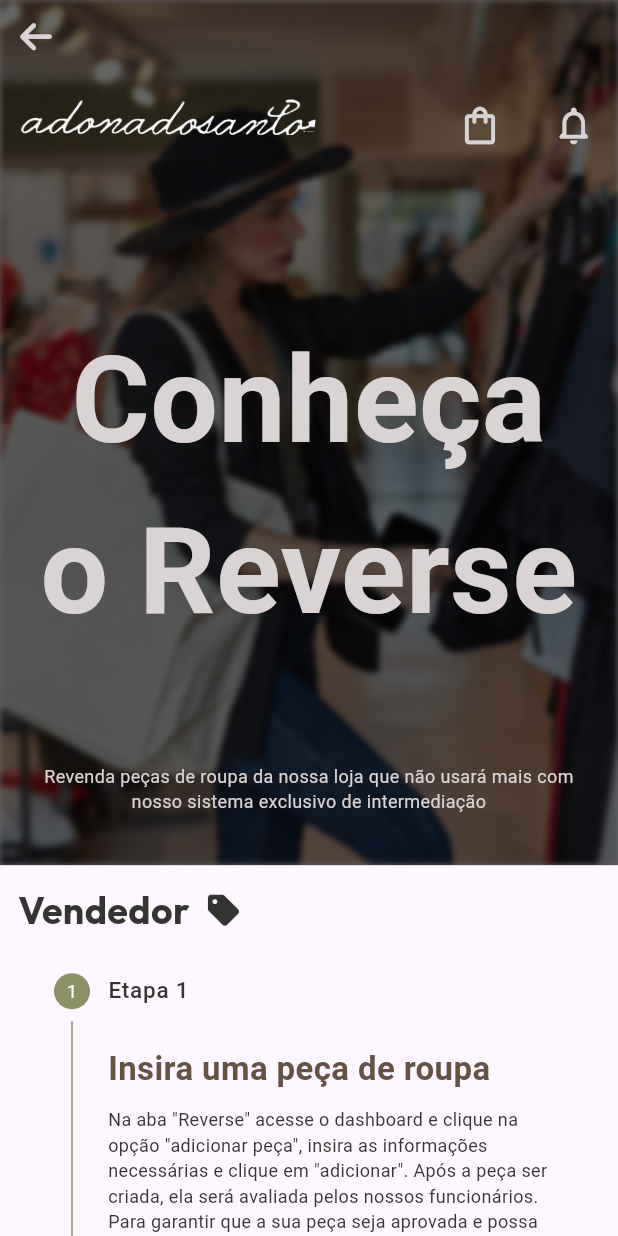
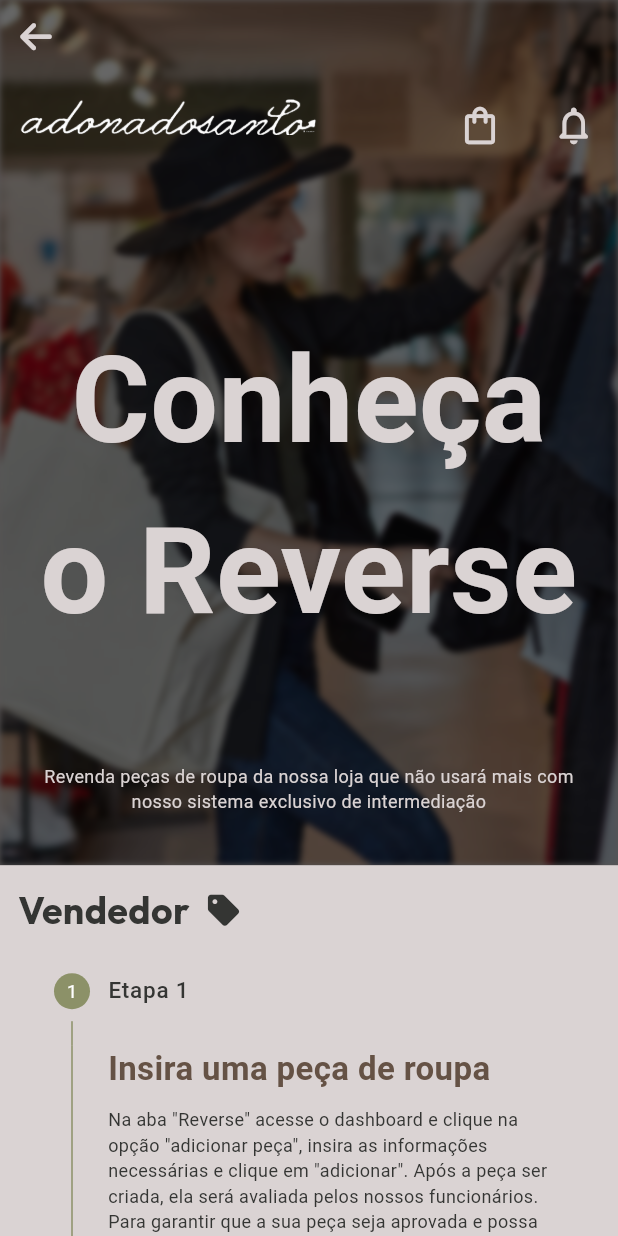
Before and after one commit to Copocupado/dona_do_santo, a Flutter app: the AboutReverseWidget screen opened by its route, on a phone screen of 412 x 824 dp. Run offline on Flutter 3.47's test engine with Material 3 defaults, Android fonts, the phone set to English and light mode, and no system bars; drawn by our look-alikes of auto_size_text, badges; our stand-ins replace awesome_snackbar_content, cached_network_image, cloud_firestore, csv, dropdown_button2, easy_debounce and 32 more; missing offline and left inert: algolia, algolia_helper_flutter, aligned_dialog, carousel_slider_plus, dart:ffi, json_path and 2 more; accounts and stored records are empty; network calls fail; Roboto replaces fonts that are missing (Readex Pro); project files that could hold a hidden picture were left out.

Commit message:
various UI related issues

```diff
--- a/lib/main.dart
+++ b/lib/main.dart
@@ -73,9 +73,7 @@ void main() async {
 	await dotenv.load(fileName: ".env");
 	GoRouter.optionURLReflectsImperativeAPIs = true;
 	usePathUrlStrategy();
-	/*if(Platform.isAndroid) {
-		await initPushNotifications();
-	}*/
+	await initPushNotifications();
 	runApp(ChangeNotifierProvider(
 		create: (context) => appState,
 		child: const MyApp(),
--- a/lib/pages/home_page/home_page_widget.dart
+++ b/lib/pages/home_page/home_page_widget.dart
@@ -1,5 +1,4 @@
 import 'package:auto_size_text/auto_size_text.dart';
-// import 'package:carousel_slider/carousel_slider.dart';
 import 'package:carousel_slider_plus/carousel_slider_plus.dart';
 import 'package:dona_do_santo/flutter_flow/flutter_flow_util.dart';
 import 'package:dona_do_santo/pages/reverse_store_dummy_docs.dart';
--- a/lib/pages/perfil/perfil_widget.dart
+++ b/lib/pages/perfil/perfil_widget.dart
@@ -159,9 +159,10 @@ class PerfilWidgetState extends State<PerfilWidget> {
 																	}
 																},
 																text: 'Sair',
-																icon: const Icon(
+																icon: Icon(
 																	Icons.logout,
 																	size: 24,
+																	color: FlutterFlowTheme.of(context).primaryBackground,
 																),
 																options: FFButtonOptions(
 																	padding: const EdgeInsetsDirectional.fromSTEB(
@@ -647,7 +648,6 @@ class NotificationsSection extends StatelessWidget{
 
 	@override
 	Widget build(BuildContext context) {
-		print(initialValue);
 		return SizedBox(
 			width: MediaQuery.of(context).size.width,
 			height: 70,
--- a/lib/pages/reverse/about_reverse/about_reverse_widget.dart
+++ b/lib/pages/reverse/about_reverse/about_reverse_widget.dart
@@ -1,3 +1,4 @@
+import 'package:dona_do_santo/flutter_flow/flutter_flow_theme.dart';
 import 'package:flutter/material.dart';
 import 'package:dona_do_santo/custom_code/widgets/components.dart'
 as components;
@@ -13,6 +14,7 @@ class AboutReverseWidget extends StatelessWidget{
 
     return  Scaffold(
       key: scaffoldKey,
+      backgroundColor: FlutterFlowTheme.of(context).primaryBackground,
       body: const SafeArea(
         top: true,
         child: SingleChildScrollView(
--- a/lib/pages/reverse/reverse_store_item/reverse_store_item.dart
+++ b/lib/pages/reverse/reverse_store_item/reverse_store_item.dart
@@ -348,6 +348,7 @@ class CardViewLayout extends StatelessWidget {
                   icon: Icon(
                     doc is ReverseStoreRecord ? Icons.pix_rounded : Icons.store,
                     size: 27,
+                    color: doc is ReverseStoreRecord ? Colors.white : FlutterFlowTheme.of(context).primaryText,
                   ),
                   options: FFButtonOptions(
                     color: doc is ReverseStoreRecord ? const Color(0xFF00B488) : FlutterFlowTheme.of(context).primary,
```
